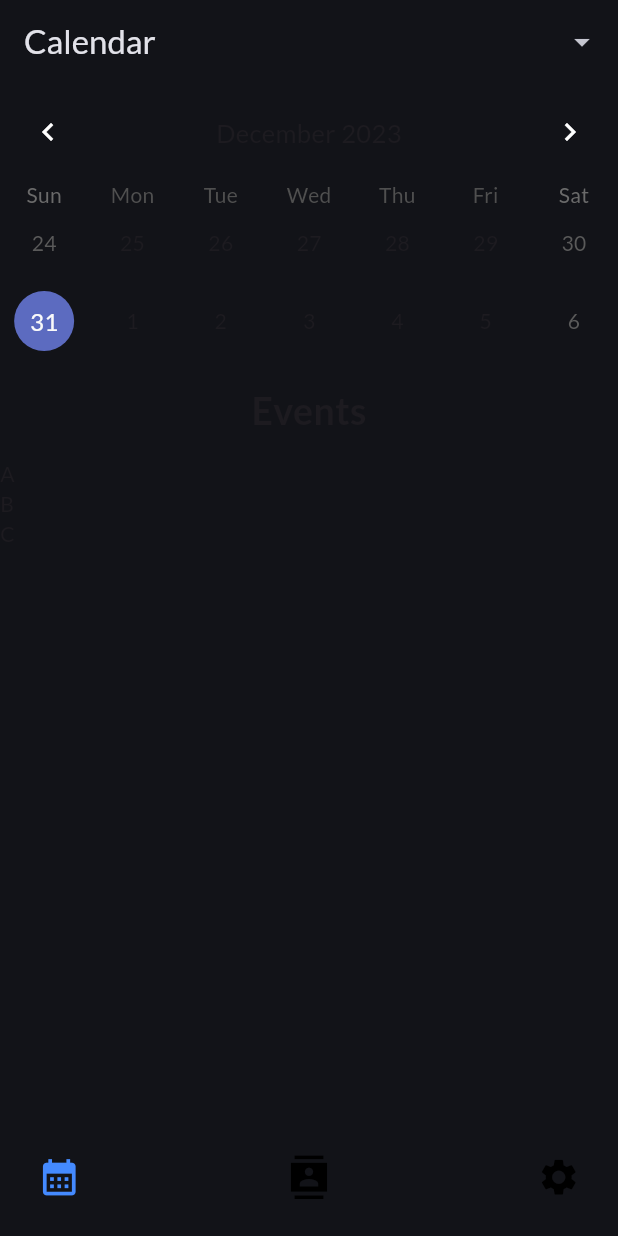
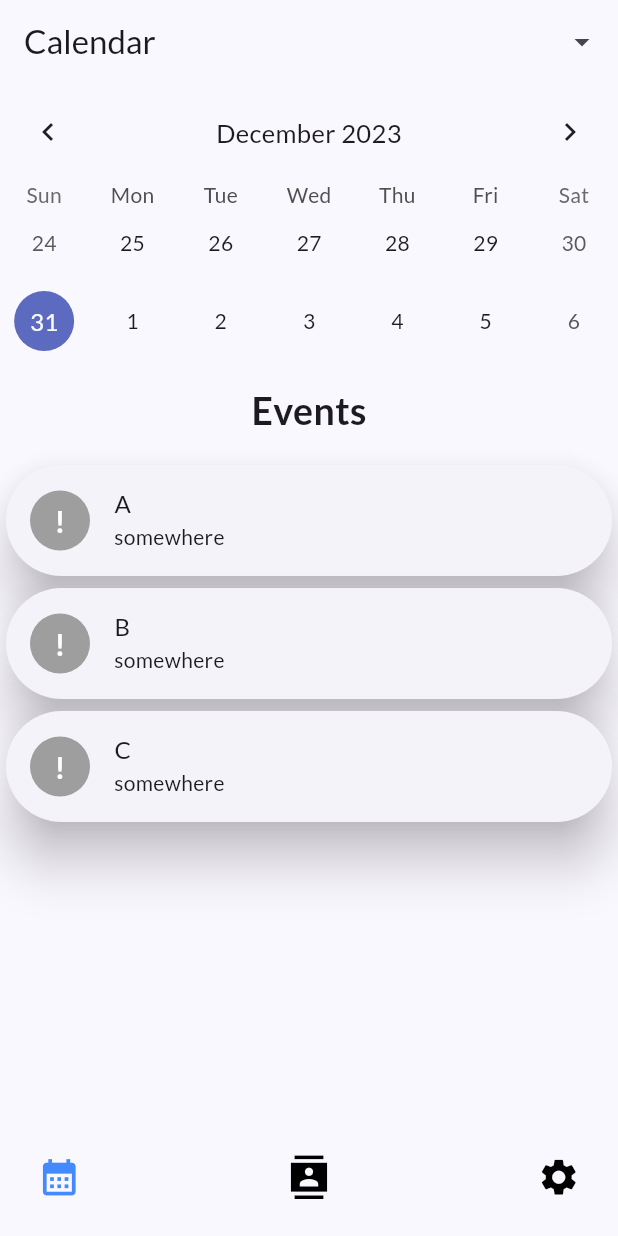
Before and after one commit to SahisN/ACM_Mobile_APP, a Flutter app: the screen it shows after launch, on a phone screen of 412 x 824 dp. Run offline on Flutter 3.47's test engine with Material 3 defaults, Android fonts, the phone set to English and light mode, and no system bars; drawn by our look-alikes of google_nav_bar, table_calendar; our stand-ins replace google_fonts.

Commit message:
EventCard Implemented

```diff
--- a/lib/main.dart
+++ b/lib/main.dart
@@ -18,7 +18,7 @@ var kDarkColorScheme = ColorScheme.fromSeed(
 final theme = ThemeData(
   useMaterial3: true,
   colorScheme: ColorScheme.fromSeed(
-    brightness: Brightness.dark,
+    brightness: Brightness.light,
     seedColor: const Color.fromARGB(255, 6, 72, 171),
   ),
   textTheme: GoogleFonts.latoTextTheme(),
--- /dev/null
+++ b/lib/models/event_item.dart
@@ -0,0 +1,21 @@
+class EventItem {
+  String name = "";
+  String description = "";
+  String imageURL = "";
+  DateTime dateTime;
+  String location;
+
+  EventItem(this.name, this.description, this.dateTime, this.location, this.imageURL);
+
+  //returns a new EventItem from the passed in event json map;
+  factory EventItem.parseJson(Map<String, dynamic> json) {
+    //type casting
+    final name = json['event_name'] as String;
+    final descript = json['event_description'] as String;
+    final location = json['location'] as String;
+    final imageURL = json['image_url'] as String;
+    final DateTime dateTime = DateTime.parse( json['date_time'] as String );
+
+    return EventItem(name, descript, dateTime, location, imageURL);
+  }
+}
--- a/lib/screens/calender_page.dart
+++ b/lib/screens/calender_page.dart
@@ -1,8 +1,14 @@
 import 'package:flutter/material.dart';
 import 'package:table_calendar/table_calendar.dart';
+import 'package:acm_app/models/event_item.dart';
+import 'package:acm_app/widgets/event_card.dart';
 
 bool isExpanded = false;
-List<String> eventList = ['A', 'B', 'C'];
+List<EventItem> eventList = [
+  EventItem('A', 'djfnef', DateTime(1,1,1), "somewhere", ""),
+  EventItem('B', 'djfnef', DateTime(1,1,1), "somewhere", ""),
+  EventItem('C', 'djfnef', DateTime(1,1,1), "somewhere", ""),
+];
 
 class CalendarPage extends StatefulWidget {
   @override
@@ -81,7 +87,7 @@ class _CalendarPageState extends State<CalendarPage> {
             child: ListView.builder(
               itemCount: eventList.length,
               shrinkWrap: true,
-              itemBuilder: (_, i) => Text(eventList[i]),
+              itemBuilder: (_, i) => EventCard(eventList[i]),
             ),
           )
         ],
--- a/lib/widgets/event_card.dart
+++ b/lib/widgets/event_card.dart
@@ -1,13 +1,12 @@
+import "package:acm_app/models/event_item.dart";
 import "package:flutter/cupertino.dart";
 import "package:flutter/material.dart";
+import "package:acm_app/models/event_item.dart";
 
-class EventInfo extends StatelessWidget{
-  final String name;
-  final String description;
-  final DateTime dateTime;
-  final String location;
+class EventCard extends StatelessWidget{
+  EventItem event;
 
-  EventInfo(this.name, this.description, this.dateTime, this.location);
+  EventCard(this.event);
 
   @override
   Widget build(BuildContext context) {
@@ -45,8 +44,8 @@ class EventInfo extends StatelessWidget{
                 ),
               ),
 //This is where the parameters for CircleAvatar end
-              title: Text(name),
-              subtitle:Text(location),
+              title: Text(event.name),
+              subtitle:Text(event.location),
 
               backgroundColor: Colors.grey,
               trailing: SizedBox(),
@@ -60,7 +59,7 @@ class EventInfo extends StatelessWidget{
                   child: Row(
                   children: <Widget>[
                   Spacer(),
-                  Text(description),
+                  Text(event.description),
 
 
                 ],
```
